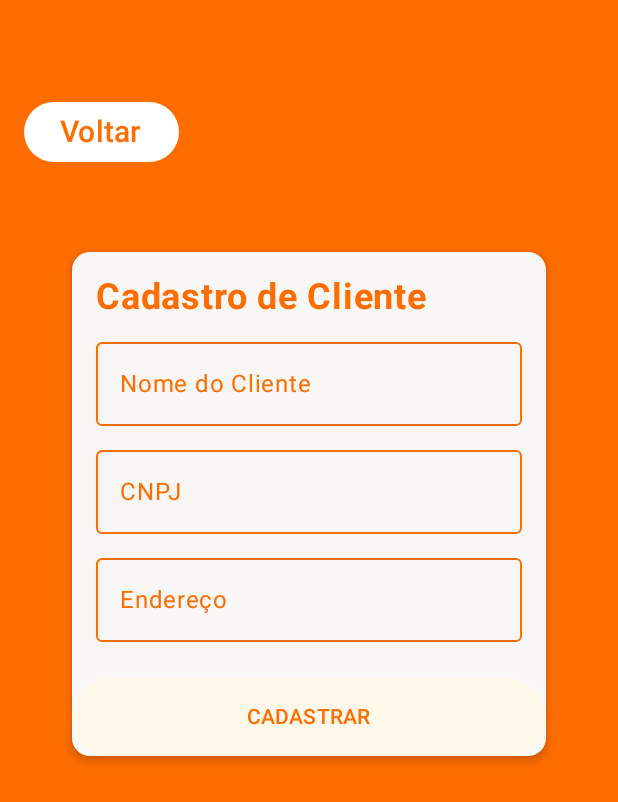
After one commit to tiagohenriqueramos/AppCompreJa, an Android app built with Jetpack Compose: the ClientePJScreen screen opened through its navigation route, on a phone screen of 412 x 824 dp. The commit adds this screen. Shown: the top 802 px of the screen. Run offline under Robolectric (Android 15) with nearby library versions, the phone set to English and light mode, and no system bars; our stand-ins replace Room's generated code.

Commit message:
Tela de cliente

```diff
--- a/app/build.gradle.kts
+++ b/app/build.gradle.kts
@@ -82,6 +82,7 @@ dependencies {
     debugImplementation(libs.androidx.ui.tooling)
     debugImplementation(libs.androidx.ui.test.manifest)
     implementation ("androidx.lifecycle:lifecycle-viewmodel-compose:2.6.2")
+    implementation("androidx.navigation:navigation-compose:2.7.6")
 
 
 
--- a/app/src/main/java/br/com/tiago/appcompreja/MainActivity.kt
+++ b/app/src/main/java/br/com/tiago/appcompreja/MainActivity.kt
@@ -13,6 +13,12 @@ import br.com.tiago.appcompreja.vm.ProdutoScreenViewModelFactory
 import br.com.tiago.fiap_esg_app.produto.ProdutoScreenViewModel
 import br.com.tiago.fiap_esg_app.produto.ProdutosScreen
 import androidx.lifecycle.viewmodel.compose.viewModel
+import androidx.navigation.compose.NavHost
+import androidx.navigation.compose.composable
+import androidx.navigation.compose.rememberNavController
+import br.com.tiago.appcompreja.vm.ClientePJScreenViewModelFactory
+import br.com.tiago.fiap_esg_app.produto.ClientePJScreen
+import br.com.tiago.fiap_esg_app.produto.ClientePJScreenViewModel
 
 class MainActivity : ComponentActivity() {
     override fun onCreate(savedInstanceState: Bundle?) {
@@ -20,17 +26,22 @@ class MainActivity : ComponentActivity() {
         enableEdgeToEdge()
         setContent {
             AppCompreJaTheme {
+                val navController = rememberNavController()
                 Surface(
                     modifier = Modifier.fillMaxSize(),
                     color = colorResource(id = R.color.laranja)
-
                 ) {
-                    val viewModel: ProdutoScreenViewModel = viewModel(
-                        factory = ProdutoScreenViewModelFactory(this)
-                    )
-                    ProdutosScreen(viewModel)
+                    NavHost(navController = navController, startDestination = "produtos") {
+                        composable("produtos") {
+                            ProdutosScreen(navController)
+                        }
+                        composable("clientes") {
+                            ClientePJScreen(navController)
+                        }
+                    }
                 }
             }
         }
+
     }
 }
--- /dev/null
+++ b/app/src/main/java/br/com/tiago/appcompreja/components/ClientePJForm.kt
@@ -0,0 +1,166 @@
+package br.com.tiago.appcompreja.components
+
+import androidx.compose.foundation.layout.Column
+import androidx.compose.foundation.layout.Spacer
+import androidx.compose.foundation.layout.fillMaxWidth
+import androidx.compose.foundation.layout.height
+import androidx.compose.foundation.layout.heightIn
+import androidx.compose.foundation.layout.padding
+import androidx.compose.foundation.rememberScrollState
+import androidx.compose.foundation.text.KeyboardOptions
+import androidx.compose.foundation.verticalScroll
+import androidx.compose.material3.Button
+import androidx.compose.material3.ButtonDefaults
+import androidx.compose.material3.Card
+import androidx.compose.material3.CardDefaults
+import androidx.compose.material3.ExperimentalMaterial3Api
+import androidx.compose.material3.OutlinedTextField
+import androidx.compose.material3.OutlinedTextFieldDefaults
+import androidx.compose.material3.Text
+import androidx.compose.runtime.Composable
+import androidx.compose.ui.Modifier
+import androidx.compose.ui.graphics.Color
+import androidx.compose.ui.platform.LocalContext
+import androidx.compose.ui.res.colorResource
+import androidx.compose.ui.text.font.FontWeight
+import androidx.compose.ui.text.input.KeyboardCapitalization
+import androidx.compose.ui.text.input.KeyboardType
+import androidx.compose.ui.unit.dp
+import androidx.compose.ui.unit.sp
+import br.com.tiago.appcompreja.R
+import br.com.tiago.appcompreja.database.repository.ClientePJRepository
+import br.com.tiago.appcompreja.model.ClientePJ
+
+@OptIn(ExperimentalMaterial3Api::class)
+@Composable
+fun ClientePJForm(
+    nome: String,
+    cnpj: String,
+    endereco: String,
+
+    onNomeChange: (String) -> Unit,
+    onCnpjChange: (String) -> Unit,
+    onEnderecoChange: (String) -> Unit,
+
+
+    atualizar: () -> Unit
+) {
+    val context = LocalContext.current
+    val clientePJRepository = ClientePJRepository(context)
+    Column(
+        modifier = Modifier
+            .fillMaxWidth()
+            .padding(horizontal = 32.dp, vertical = 32.dp)
+
+    )
+    {
+        Card(
+            modifier = Modifier
+                .fillMaxWidth()
+                .heightIn(min = 0.dp, max = 450.dp),
+            colors = CardDefaults.cardColors(containerColor = Color(0xfff9f6f6)),
+            elevation = CardDefaults.cardElevation(4.dp)
+        ) {
+
+
+            Column(
+                modifier = Modifier
+                    .padding(16.dp)
+                    .verticalScroll(rememberScrollState())
+
+            ) {
+                Text(
+                    text = "Cadastro de Cliente",
+                    fontSize = 24.sp,
+                    fontWeight = FontWeight.Bold,
+                    color = colorResource(id = R.color.laranja)
+                )
+                Spacer(modifier = Modifier.height(8.dp))
+                OutlinedTextField(
+                    value = nome,
+                    onValueChange = { onNomeChange(it) },
+                    modifier = Modifier.fillMaxWidth(),
+                    label = {
+                        Text(
+                            text = "Nome do Cliente",
+                            color = colorResource(id = R.color.laranja)
+                        )
+                    },
+                    colors = OutlinedTextFieldDefaults.colors(
+                        unfocusedBorderColor = colorResource(id = R.color.laranja),
+                        focusedBorderColor = colorResource(id = R.color.laranja)
+                    ),
+                    keyboardOptions = KeyboardOptions(
+                        keyboardType = KeyboardType.Text,
+                        capitalization = KeyboardCapitalization.Words
+                    ),
+
+                    )
+                Spacer(modifier = Modifier.height(8.dp))
+
+                OutlinedTextField(
+                    value = cnpj,
+                    onValueChange = { onCnpjChange(it) },
+                    modifier = Modifier.fillMaxWidth(),
+                    label = {
+                        Text(
+                            text = "CNPJ",
+                            color = colorResource(id = R.color.laranja),
+
+                            )
+                    },
+                    colors = OutlinedTextFieldDefaults.colors(
+                        unfocusedBorderColor = colorResource(id = R.color.laranja),
+                        focusedBorderColor = colorResource(id = R.color.laranja)
+                    ),
+                    keyboardOptions = KeyboardOptions(keyboardType = KeyboardType.Phone)
+
+                )
+
+                Spacer(modifier = Modifier.height(8.dp))
+                OutlinedTextField(
+                    value = endereco,
+                    onValueChange = { onEnderecoChange(it) },
+                    modifier = Modifier.fillMaxWidth(),
+                    label = {
+                        Text(
+                            text = "Endereço",
+                            color = colorResource(id = R.color.laranja)
+                        )
+                    },
+                    colors = OutlinedTextFieldDefaults.colors(
+                        unfocusedBorderColor = colorResource(id = R.color.laranja),
+                        focusedBorderColor = colorResource(id = R.color.laranja)
+                    ),
+                    keyboardOptions = KeyboardOptions(keyboardType = KeyboardType.Phone)
+                )
+                Spacer(modifier = Modifier.height(8.dp))
+             }
+
+                Button(
+                    onClick = {
+                        val clientePJ = ClientePJ(
+                            nome = nome,
+                            cnpj = cnpj,
+                            endereco = endereco,
+
+                        )
+                        clientePJRepository.salvar(clientePJ)
+                        atualizar()
+                    },
+                    modifier = Modifier.fillMaxWidth(),
+                    colors = ButtonDefaults.buttonColors(
+                        containerColor = colorResource(id = R.color.branco_creme),
+                        contentColor = colorResource(id = R.color.laranja)
+                    )
+                ) {
+                    Text(
+                        text = "CADASTRAR",
+                        modifier = Modifier.padding(8.dp)
+                    )
+                }
+
+            }
+        }
+
+}
--- /dev/null
+++ b/app/src/main/java/br/com/tiago/appcompreja/components/ClientePJList.kt
@@ -0,0 +1,30 @@
+package br.com.tiago.appcompreja.components
+
+import androidx.compose.foundation.layout.Column
+import androidx.compose.foundation.layout.Spacer
+import androidx.compose.foundation.layout.fillMaxSize
+import androidx.compose.foundation.layout.height
+import androidx.compose.foundation.layout.padding
+import androidx.compose.foundation.rememberScrollState
+import androidx.compose.foundation.verticalScroll
+import androidx.compose.runtime.Composable
+import androidx.compose.ui.Modifier
+import androidx.compose.ui.platform.LocalContext
+import androidx.compose.ui.unit.dp
+import br.com.tiago.appcompreja.model.ClientePJ
+import br.com.tiago.appcompreja.model.Produto
+
+@Composable
+fun ClientePJList(clientesPJ: List<ClientePJ>, atualizar: () -> Unit) {
+    Column(
+        modifier = Modifier
+            .fillMaxSize()
+            .padding(16.dp)
+            .verticalScroll(rememberScrollState())
+    ) {
+        for (clientePJ in clientesPJ) {
+            ClientePJCard(clientePJ, context = LocalContext.current, atualizar)
+            Spacer(modifier = Modifier.height(4.dp))
+        }
+    }
+}
--- /dev/null
+++ b/app/src/main/java/br/com/tiago/appcompreja/database/dao/ClientePJDao.kt
@@ -0,0 +1,28 @@
+package br.com.tiago.appcompreja.database.dao
+
+import androidx.room.Dao
+import androidx.room.Delete
+import androidx.room.Insert
+import androidx.room.Query
+import androidx.room.Update
+import br.com.tiago.appcompreja.model.ClientePJ
+import br.com.tiago.appcompreja.model.Produto
+
+@Dao
+interface ClientePJDao {
+
+    @Insert
+    fun salvar(clientePJ: ClientePJ): Long
+
+    @Update
+    fun atualizar(clientePJ: ClientePJ): Int
+
+    @Delete
+    fun excluir(clientePJ: ClientePJ): Int
+
+    @Query("SELECT * FROM tb_cliente_pj WHERE id = :id")
+    fun buscarClientePJPeloId(id: Int): ClientePJ
+
+    @Query("SELECT * FROM tb_cliente_pj ORDER BY nome ASC")
+    fun listarClientesPJ(): List<ClientePJ>
+}
--- /dev/null
+++ b/app/src/main/java/br/com/tiago/appcompreja/database/dao/ClientePJDb.kt
@@ -0,0 +1,31 @@
+package br.com.tiago.appcompreja.database.dao
+
+import android.content.Context
+import androidx.room.Database
+import androidx.room.Room
+import androidx.room.RoomDatabase
+import br.com.tiago.appcompreja.model.ClientePJ
+import br.com.tiago.appcompreja.model.Produto
+
+@Database(entities = [ClientePJ::class], version = 1)
+abstract class ClientePJDb: RoomDatabase() {
+    abstract fun clientePJDao(): ClientePJDao
+
+    companion object {
+        private lateinit var instace: ClientePJDb
+
+        fun getDatabase(context: Context): ClientePJDb {
+            if (!::instace.isInitialized) {
+                instace = Room.databaseBuilder(
+                    context,
+                    ClientePJDb::class.java,
+                    "clientePJ_tb"
+                )
+                    .allowMainThreadQueries()
+                    .fallbackToDestructiveMigration()
+                    .build()
+            }
+            return instace
+        }
+    }
+}
--- /dev/null
+++ b/app/src/main/java/br/com/tiago/appcompreja/database/repository/ClientePJRepository.kt
@@ -0,0 +1,33 @@
+package br.com.tiago.appcompreja.database.repository
+
+import android.content.Context
+import br.com.tiago.appcompreja.database.dao.ClientePJDb
+import br.com.tiago.appcompreja.database.dao.ProdutoDb
+import br.com.tiago.appcompreja.model.ClientePJ
+import br.com.tiago.appcompreja.model.Produto
+
+
+class ClientePJRepository(context: Context) {
+    private val db = ClientePJDb.getDatabase(context).clientePJDao()
+
+    fun salvar(clientePJ: ClientePJ): Long {
+        return db.salvar(clientePJ)
+    }
+
+    fun atualizar(clientePJ: ClientePJ): Int {
+        return db.atualizar(clientePJ)
+    }
+
+    fun excluir(clientePJ: ClientePJ): Int {
+        return db.excluir(clientePJ )
+    }
+
+    fun listarClientesPJ(): List<ClientePJ> {
+        return db.listarClientesPJ()
+    }
+
+    fun buscarClientesPJPeloId(id: Int): ClientePJ {
+        return db.buscarClientePJPeloId(id)
+    }
+
+}
--- /dev/null
+++ b/app/src/main/java/br/com/tiago/appcompreja/vm/ClientePJScreen.kt
@@ -0,0 +1,77 @@
+package br.com.tiago.fiap_esg_app.produto
+
+import androidx.compose.foundation.layout.Column
+import androidx.compose.foundation.layout.Spacer
+import androidx.compose.foundation.layout.height
+import androidx.compose.foundation.layout.padding
+import androidx.compose.material3.Button
+import androidx.compose.material3.ButtonDefaults
+import androidx.compose.material3.Text
+import androidx.compose.runtime.Composable
+import androidx.compose.runtime.mutableStateOf
+import androidx.compose.runtime.remember
+import androidx.compose.ui.Alignment
+import androidx.compose.ui.Modifier
+import androidx.compose.ui.graphics.Color
+import androidx.compose.ui.platform.LocalContext
+import androidx.compose.ui.res.colorResource
+import androidx.compose.ui.unit.dp
+import androidx.compose.ui.unit.sp
+import androidx.navigation.NavHostController
+import br.com.tiago.appcompreja.R
+import br.com.tiago.appcompreja.components.ClientePJForm
+import br.com.tiago.appcompreja.components.ClientePJList
+import br.com.tiago.appcompreja.database.repository.ClientePJRepository
+
+@Composable
+fun ClientePJScreen(navController: NavHostController) {
+
+    val context = LocalContext.current
+    val clientePJRepository = ClientePJRepository(context)
+
+    var nomeState = remember { mutableStateOf("") }
+    var cnpjState = remember { mutableStateOf("") }
+    var enderecoState = remember { mutableStateOf("") }
+
+    var listaClientePJState = remember { mutableStateOf(clientePJRepository.listarClientesPJ()) }
+
+    Column (
+        modifier = Modifier.padding(top = 40.dp, start = 16.dp, end = 16.dp, bottom = 16.dp) // espaçamento do topo e laterais
+
+    ){
+        Spacer(modifier = Modifier.height(24.dp))
+
+        Button(
+            onClick =
+            { navController.navigate("produtos") },
+            colors = ButtonDefaults.buttonColors(Color.White),
+            modifier = Modifier.align(Alignment.Start)
+        ) {
+            Text(
+                text = "Voltar",
+                fontSize = 20.sp,
+                color = colorResource(id = R.color.laranja)
+            )
+        }
+        Column {
+            Spacer(modifier = Modifier.height(24.dp))
+
+
+            ClientePJForm(
+                nome = nomeState.value,
+                cnpj = cnpjState.value,
+                endereco = enderecoState.value,
+
+
+                onNomeChange = { nomeState.value = it },
+                onCnpjChange = { cnpjState.value = it },
+                onEnderecoChange = { enderecoState.value = it },
+
+                atualizar = { listaClientePJState.value = clientePJRepository.listarClientesPJ() }
+            )
+            ClientePJList(listaClientePJState.value) {
+                listaClientePJState.value = clientePJRepository.listarClientesPJ()
+            }
+        }
+    }
+}
--- a/app/src/main/java/br/com/tiago/appcompreja/vm/ProdutoScreen.kt
+++ b/app/src/main/java/br/com/tiago/appcompreja/vm/ProdutoScreen.kt
@@ -1,17 +1,31 @@
 package br.com.tiago.fiap_esg_app.produto
 
 import androidx.compose.foundation.layout.Column
+import androidx.compose.foundation.layout.Spacer
+import androidx.compose.foundation.layout.height
+import androidx.compose.foundation.layout.padding
+import androidx.compose.material3.Button
+import androidx.compose.material3.ButtonDefaults
+import androidx.compose.material3.Text
 import androidx.compose.runtime.Composable
 import androidx.compose.runtime.mutableStateOf
 import androidx.compose.runtime.remember
+import androidx.compose.ui.Alignment
+import androidx.compose.ui.Modifier
+import androidx.compose.ui.graphics.Color
 import androidx.compose.ui.platform.LocalContext
+import androidx.compose.ui.res.colorResource
+import androidx.compose.ui.unit.dp
+import androidx.compose.ui.unit.sp
+import androidx.navigation.NavHostController
+import br.com.tiago.appcompreja.R
 import br.com.tiago.appcompreja.components.ProdutoForm
 import br.com.tiago.appcompreja.components.ProdutoList
 import br.com.tiago.appcompreja.database.repository.ProdutoRepository
 
 
 @Composable
-fun ProdutosScreen(produtoScreenViewModel: ProdutoScreenViewModel) {
+fun ProdutosScreen(navController: NavHostController) {
 
     val context = LocalContext.current
     val produtoRepository = ProdutoRepository(context)
@@ -26,6 +40,26 @@ fun ProdutosScreen(produtoScreenViewModel: ProdutoScreenViewModel) {
     var precoPromocionalState = remember { mutableStateOf("") }
     var promocaoState = remember { mutableStateOf(false) }
     var listaProdutosState = remember { mutableStateOf(produtoRepository.listarProdutos()) }
+
+    Column (
+        modifier = Modifier.padding(top = 40.dp, start = 16.dp, end = 16.dp, bottom = 16.dp) // espaçamento do topo e laterais
+
+    ){
+        Spacer(modifier = Modifier.height(24.dp))
+
+        Button(
+            onClick =
+            { navController.navigate("clientes") },
+            colors = ButtonDefaults.buttonColors(Color.White),
+            modifier = Modifier.align(Alignment.Start)
+        ) {
+            Text(
+                text = "Voltar",
+                fontSize = 20.sp,
+                color = colorResource(id = R.color.laranja)
+            )
+        }
+        Spacer(modifier = Modifier.height(24.dp))
 
         Column {
             ProdutoForm(
@@ -55,3 +89,4 @@ fun ProdutosScreen(produtoScreenViewModel: ProdutoScreenViewModel) {
             }
         }
     }
+}
```
Also changed, not shown: app/src/main/java/br/com/tiago/appcompreja/components/ClientePJCard.kt (added, +64 -0 lines), app/src/main/java/br/com/tiago/appcompreja/model/ClientePJ.kt (added, +14 -0 lines), app/src/main/java/br/com/tiago/appcompreja/vm/ClientePJScreenViewModel.kt (added, +65 -0 lines), app/src/main/java/br/com/tiago/appcompreja/vm/ClientePJScreenViewModelFactory.kt (added, +17 -0 lines). Lines whose indentation alone changed are shown as unchanged.
